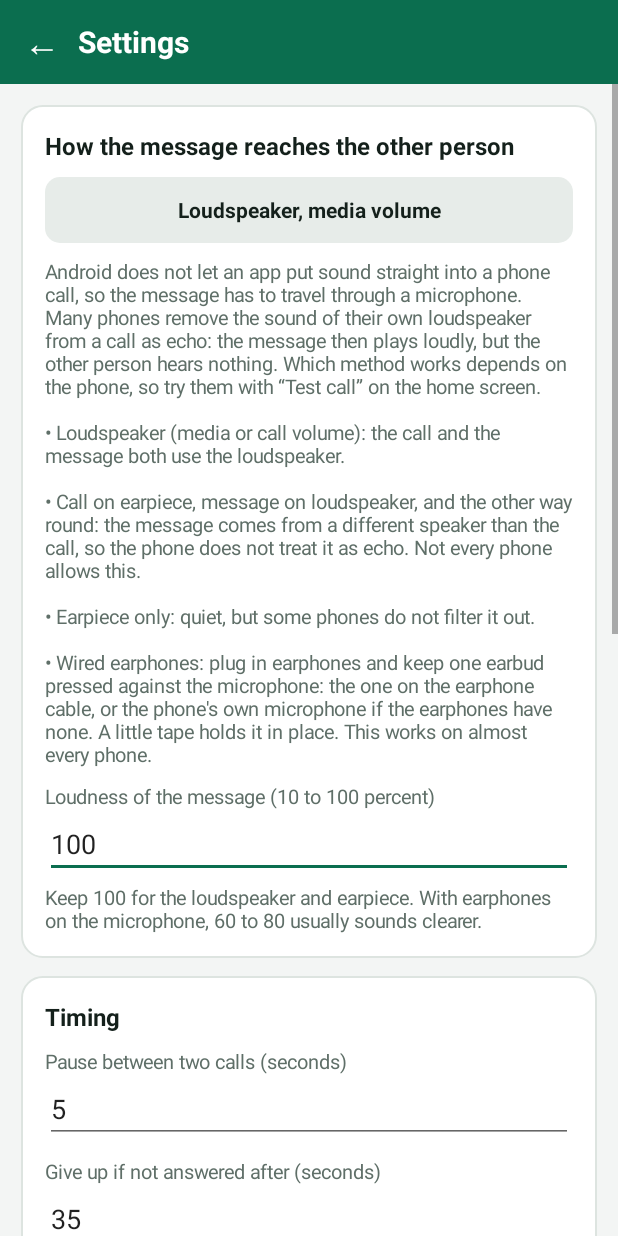
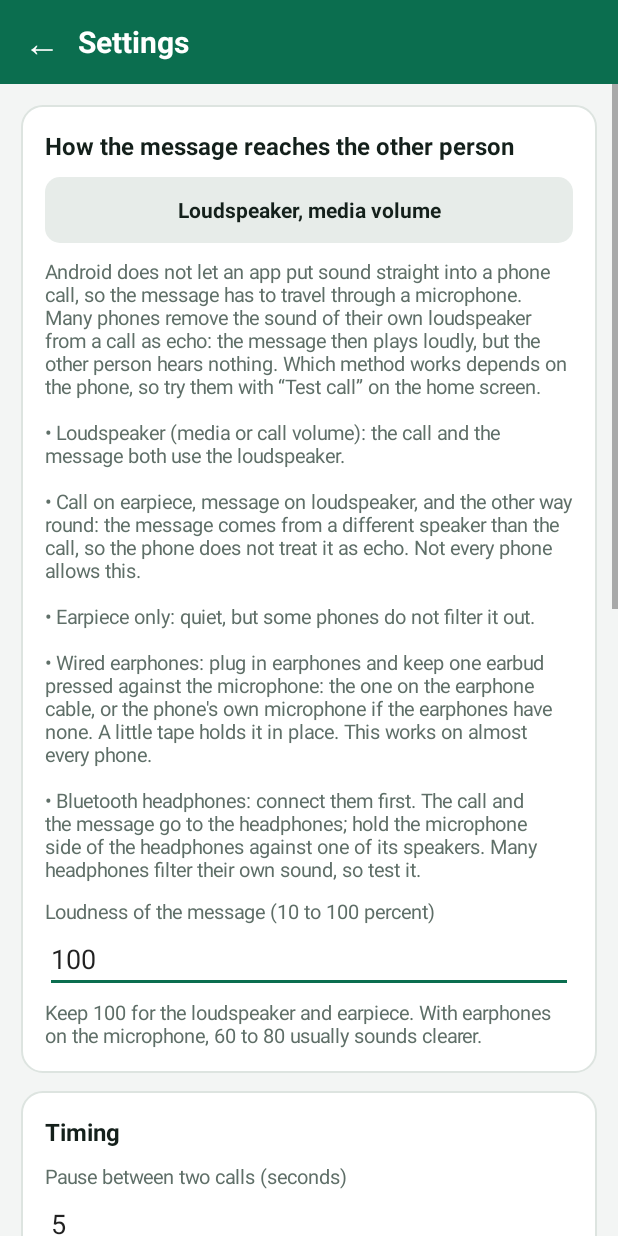
Before and after one commit to dibs4u/autocall, an Android app: the SettingsActivity screen opened directly, with no data from a screen before it, on a phone screen of 412 x 824 dp. Run offline under Robolectric (Android 15) with nearby library versions, the phone set to English and light mode, and no system bars.

Commit message:
Add a Bluetooth headphones method for playing the message (version 1.2)
Co-Authored-By: Claude Fable 5.2 <noreply@anthropic.com>
Claude-Session: https://claude.ai/code/session_01JimTSVq7G5QBSCpfpJtHfh

```diff
--- a/app/build.gradle
+++ b/app/build.gradle
@@ -10,8 +10,8 @@ android {
         applicationId "com.autocaller.app"
         minSdk 26
         targetSdk 34
-        versionCode 2
-        versionName "1.1"
+        versionCode 3
+        versionName "1.2"
     }
 
     // A fixed signing key kept in the project, so every build can be installed over the
--- a/app/src/main/java/com/autocaller/app/App.java
+++ b/app/src/main/java/com/autocaller/app/App.java
@@ -8,7 +8,7 @@ import android.util.Log;
 public class App extends Application {
 
     /** Shown on the home screen; keep in step with versionName in app/build.gradle. */
-    static final String VERSION = "1.1";
+    static final String VERSION = "1.2";
 
     static final String CH_RUN = "campaign";
     static final String CH_CALLS = "calls";
--- a/app/src/main/java/com/autocaller/app/CallService.java
+++ b/app/src/main/java/com/autocaller/app/CallService.java
@@ -261,7 +261,10 @@ public class CallService extends InCallService {
             if (st == null || st.isMuted()) s.setMuted(false);
             int mask = st == null ? 0 : st.getSupportedRouteMask();
             int want;
-            if (mode == Prefs.MODE_WIRED) {
+            if (mode == Prefs.MODE_BLUETOOTH) {
+                want = (mask & CallAudioState.ROUTE_BLUETOOTH) != 0
+                        ? CallAudioState.ROUTE_BLUETOOTH : CallAudioState.ROUTE_WIRED_OR_EARPIECE;
+            } else if (mode == Prefs.MODE_WIRED) {
                 want = (mask & CallAudioState.ROUTE_WIRED_HEADSET) != 0
                         ? CallAudioState.ROUTE_WIRED_HEADSET : CallAudioState.ROUTE_WIRED_OR_EARPIECE;
             } else if (Util.callOnSpeaker(mode)) {
--- a/app/src/main/java/com/autocaller/app/Prefs.java
+++ b/app/src/main/java/com/autocaller/app/Prefs.java
@@ -36,7 +36,9 @@ final class Prefs {
     static final int MODE_EARPIECE_CALL_SPEAKER_MSG = 2; // call on earpiece, message on loudspeaker
     static final int MODE_SPEAKER_CALL_EARPIECE_MSG = 3; // call on loudspeaker, message on earpiece
     static final int MODE_EARPIECE = 4;                  // call and message on the earpiece
-    static final int MODE_WIRED = 5;                     // wired earphones or an audio cable
+    static final int MODE_WIRED = 5;
+    static final int MODE_BLUETOOTH = 6;                 // Bluetooth headphones or headset
+                        // wired earphones or an audio cable
     static final int DEF_VOLUME_PCT = 100;
 
     static final int DEF_GAP_SEC = 5;
--- a/app/src/main/java/com/autocaller/app/SettingsActivity.java
+++ b/app/src/main/java/com/autocaller/app/SettingsActivity.java
@@ -53,7 +53,10 @@ public class SettingsActivity extends Activity {
                 + "• Wired earphones: plug in earphones and keep one earbud pressed against"
                 + " the microphone: the one on the earphone cable, or the phone's own microphone"
                 + " if the earphones have none. A little tape holds it in place. This works on"
-                + " almost every phone.", 13, Ui.MUTED, false), Ui.below(this, 10));
+                + " almost every phone.\n\n"
+                + "\u2022 Bluetooth headphones: connect them first. The call and the message"
+                + " go to the headphones; hold the microphone side of the headphones against"
+                + " one of its speakers. Many headphones filter their own sound, so test it.", 13, Ui.MUTED, false), Ui.below(this, 10));
         volume = field(sound, "Loudness of the message (10 to 100 percent)",
                 Prefs.getInt(this, Prefs.VOLUME_PCT, Prefs.DEF_VOLUME_PCT));
         sound.addView(Ui.text(this, "Keep 100 for the loudspeaker and earpiece. With earphones"
--- a/app/src/main/java/com/autocaller/app/Util.java
+++ b/app/src/main/java/com/autocaller/app/Util.java
@@ -99,7 +99,8 @@ final class Util {
             "Call on earpiece, message on loudspeaker",
             "Call on loudspeaker, message on earpiece",
             "Earpiece only",
-            "Wired earphones or audio cable"};
+            "Wired earphones or audio cable",
+            "Bluetooth headphones"};
 
     static String playModeLabel(int mode) {
         return mode >= 0 && mode < PLAY_MODES.length ? PLAY_MODES[mode] : PLAY_MODES[0];
```
